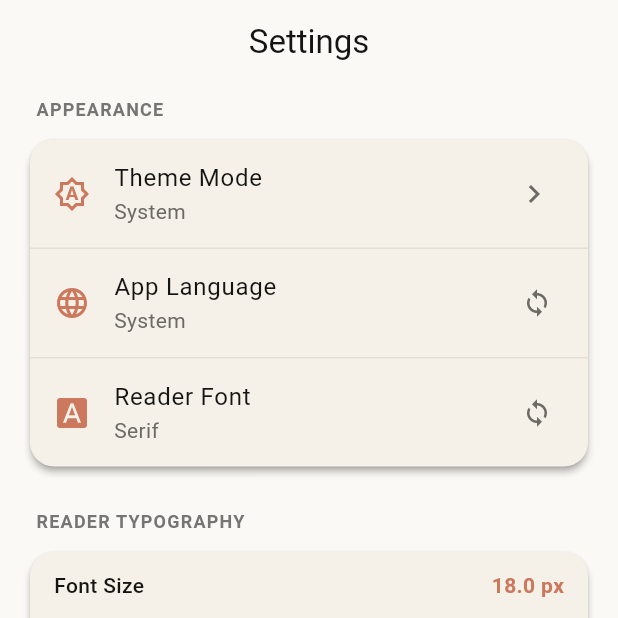
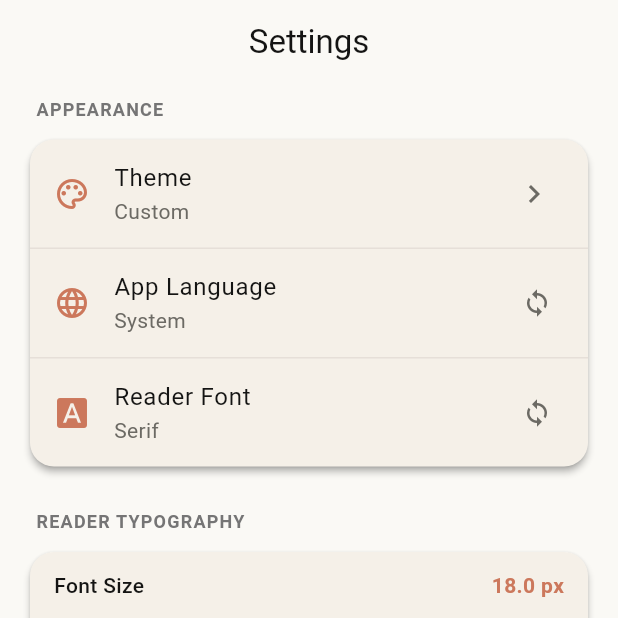
Before and after one commit to ParkSnoopy/Love, a Flutter app: the screen it shows after launch, item 4 of the bottom bar chosen, on a phone screen of 412 x 824 dp, the top half of it. Run offline on Flutter 3.47's test engine with Material 3 defaults, Android fonts, the phone set to English and light mode, and no system bars; our stand-ins replace flutter_riverpod, go_router, package_info_plus, share_plus; missing offline and left inert: file_selector, sqlite3; Roboto replaces fonts that are missing (NotoSerifCJK); statements that could not run were skipped.

Commit message:
Make Custom sole application theme
- feat(theme): Open Custom editor directly from Theme
- refactor(theme): Remove System and preset theme modes
- fix(configuration): Purge retired theme-mode preferences
- docs(theme): Describe Custom-only theme controls

```diff
--- a/lib/app/app_configuration.dart
+++ b/lib/app/app_configuration.dart
@@ -1,5 +1,4 @@
 abstract final class AppConfiguration {
-  static const appThemeModeKey = 'app_theme_mode';
   static const customThemeBaseKey = 'custom_theme_base';
   static const customThemePrimaryKey = 'custom_theme_primary';
   static const appLocaleCodeKey = 'app_locale_code';
@@ -15,7 +14,6 @@ abstract final class AppConfiguration {
   static const activeCommentaryFileKey = 'active_commentary_file';
   static const activeCommentaryNameKey = 'active_commentary_name';
 
-  static const appThemeModeDefault = 0;
   static const customThemeBaseDefault = 0;
   static const customThemePrimaryDefault = 0xFFCC785C;
   static const readerFontTypeDefault = 1;
@@ -27,7 +25,6 @@ abstract final class AppConfiguration {
   static const readerChapterDefault = 1;
 
   static const defaults = <String, Object?>{
-    appThemeModeKey: appThemeModeDefault,
     customThemeBaseKey: customThemeBaseDefault,
     customThemePrimaryKey: customThemePrimaryDefault,
     readerFontTypeKey: readerFontTypeDefault,
@@ -38,4 +35,6 @@ abstract final class AppConfiguration {
     readerBookIdKey: readerBookIdDefault,
     readerChapterKey: readerChapterDefault,
   };
+
+  static const removedKeys = <String>{'app_theme_mode'};
 }
--- a/lib/app/app_localizations.dart
+++ b/lib/app/app_localizations.dart
@@ -86,12 +86,8 @@ const _localizedValues = <String, Map<String, String>>{
     'setting': 'Setting',
     'settings': 'Settings',
     'appearance': 'Appearance',
-    'themeMode': 'Theme Mode',
+    'theme': 'Theme',
     'system': 'System',
-    'lightOrange': 'Light Orange',
-    'lightGreen': 'Light Green',
-    'darkOrange': 'Dark Orange',
-    'darkPurple': 'Dark Purple',
     'customTheme': 'Custom',
     'customThemeBase': 'Base',
     'lightBase': 'Light',
@@ -250,12 +246,8 @@ const _localizedValues = <String, Map<String, String>>{
     'setting': '설정',
     'settings': '설정',
     'appearance': '화면',
-    'themeMode': '테마 모드',
+    'theme': '테마',
     'system': '시스템',
-    'lightOrange': '라이트 오렌지',
-    'lightGreen': '라이트 그린',
-    'darkOrange': '다크 오렌지',
-    'darkPurple': '다크 퍼플',
     'customTheme': '사용자 지정',
     'customThemeBase': '기본 모드',
     'lightBase': '라이트',
@@ -406,12 +398,8 @@ const _localizedValues = <String, Map<String, String>>{
     'setting': '设置',
     'settings': '设置',
     'appearance': '外观',
-    'themeMode': '主题模式',
+    'theme': '主题',
     'system': '系统',
-    'lightOrange': '浅橙色',
-    'lightGreen': '浅绿色',
-    'darkOrange': '深橙色',
-    'darkPurple': '深紫色',
     'customTheme': '自定义',
     'customThemeBase': '基础模式',
     'lightBase': '浅色',
@@ -561,12 +549,8 @@ const _localizedValues = <String, Map<String, String>>{
     'setting': '設定',
     'settings': '設定',
     'appearance': '表示',
-    'themeMode': 'テーマモード',
+    'theme': 'テーマ',
     'system': 'システム',
-    'lightOrange': 'ライトオレンジ',
-    'lightGreen': 'ライトグリーン',
-    'darkOrange': 'ダークオレンジ',
-    'darkPurple': 'ダークパープル',
     'customTheme': 'カスタム',
     'customThemeBase': 'ベース',
     'lightBase': 'ライト',
--- a/lib/app/app_preferences.dart
+++ b/lib/app/app_preferences.dart
@@ -3,6 +3,7 @@ import 'dart:io';
 import 'package:path/path.dart' as p;
 
 import '../data/storage/app_storage.dart';
+import 'app_configuration.dart';
 import 'app_configuration_parser.dart';
 
 class AppPreferences {
@@ -42,7 +43,9 @@ class AppPreferences {
 
     final file = File(p.join(await _settingsDirPath(), 'preferences.json'));
     final values = await _readValues(file);
-    return _instance = AppPreferences._(file, values);
+    final preferences = AppPreferences._(file, values);
+    await preferences.removeAll(AppConfiguration.removedKeys);
+    return _instance = preferences;
   }
 
   static Future<String> _settingsDirPath() async {
@@ -95,7 +98,15 @@ class AppPreferences {
   }
 
   Future<void> remove(String key) async {
+    if (!_values.containsKey(key)) return;
     _values.remove(key);
+    await _save();
+  }
+
+  Future<void> removeAll(Set<String> keys) async {
+    final previousLength = _values.length;
+    _values.removeWhere((key, _) => keys.contains(key));
+    if (_values.length == previousLength) return;
     await _save();
   }
 
--- a/lib/app/app_theme.dart
+++ b/lib/app/app_theme.dart
@@ -1,10 +1,9 @@
 import 'package:flutter/material.dart';
 
-const _lightOrangePrimary = Color(0xFFCC785C);
-const _forestGreenPrimary = Color(0xFF228B22);
+const _defaultPrimary = Color(0xFFCC785C);
 
-const _lightOrangeColors = ColorScheme.light(
-  primary: _lightOrangePrimary,
+const _customLightColors = ColorScheme.light(
+  primary: _defaultPrimary,
   onPrimary: Color(0xFFFFFFFF),
   primaryContainer: Color(0xFFEFE9DE),
   onPrimaryContainer: Color(0xFF141413),
@@ -26,23 +25,12 @@ const _lightOrangeColors = ColorScheme.light(
   inverseSurface: Color(0xFF181715),
   onInverseSurface: Color(0xFFFAF9F5),
   inversePrimary: Color(0xFFE8A55A),
-  surfaceTint: _lightOrangePrimary,
+  surfaceTint: _defaultPrimary,
   surfaceContainerLowest: Color(0xFFFAF9F5),
   surfaceContainerLow: Color(0xFFF5F0E8),
   surfaceContainer: Color(0xFFEFE9DE),
   surfaceContainerHigh: Color(0xFFE8E0D2),
   surfaceContainerHighest: Color(0xFFE6DFD8),
-);
-
-ThemeData buildLightOrangeTheme(String fontFamily) =>
-    _buildLightTheme(fontFamily, _lightOrangeColors);
-
-ThemeData buildLightGreenTheme(String fontFamily) => _buildLightTheme(
-  fontFamily,
-  _lightOrangeColors.copyWith(
-    primary: _forestGreenPrimary,
-    surfaceTint: _forestGreenPrimary,
-  ),
 );
 
 ThemeData _buildLightTheme(String fontFamily, ColorScheme colors) {
@@ -61,22 +49,6 @@ ThemeData _buildLightTheme(String fontFamily, ColorScheme colors) {
   );
 }
 
-ThemeData buildDarkOrangeTheme(String fontFamily) {
-  final base = ThemeData.dark();
-  return base.copyWith(
-    colorScheme: base.colorScheme.copyWith(
-      primary: _lightOrangePrimary,
-      surfaceTint: _lightOrangePrimary,
-    ),
-    textTheme: base.textTheme.apply(fontFamily: fontFamily),
-  );
-}
-
-ThemeData buildDarkPurpleTheme(String fontFamily) {
-  final base = ThemeData.dark();
-  return base.copyWith(textTheme: base.textTheme.apply(fontFamily: fontFamily));
-}
-
 ThemeData buildCustomTheme(
   String fontFamily, {
   required Brightness brightness,
@@ -93,7 +65,7 @@ ThemeData buildCustomTheme(
   if (brightness == Brightness.light) {
     return _buildLightTheme(
       fontFamily,
-      _lightOrangeColors.copyWith(
+      _customLightColors.copyWith(
         primary: primary,
         onPrimary: onPrimary,
         primaryContainer: generated.primaryContainer,
--- a/lib/app/theme_controller.dart
+++ b/lib/app/theme_controller.dart
@@ -2,25 +2,6 @@ import 'package:flutter/material.dart';
 import 'package:flutter_riverpod/flutter_riverpod.dart';
 import 'app_configuration.dart';
 import 'app_preferences.dart';
-
-enum AppThemeMode {
-  system(0, ThemeMode.system),
-  lightOrange(1, ThemeMode.light),
-  lightGreen(3, ThemeMode.light),
-  darkOrange(4, ThemeMode.dark),
-  darkPurple(2, ThemeMode.dark),
-  custom(5, ThemeMode.light);
-
-  const AppThemeMode(this.storageIndex, this.materialThemeMode);
-
-  final int storageIndex;
-  final ThemeMode materialThemeMode;
-
-  static AppThemeMode fromStorageIndex(int index) => values.firstWhere(
-    (mode) => mode.storageIndex == index,
-    orElse: () => system,
-  );
-}
 
 enum CustomThemeBase {
   light(0, Brightness.light, ThemeMode.light),
@@ -45,49 +26,37 @@ enum CustomThemeBase {
 @immutable
 class AppThemeSettings {
   const AppThemeSettings({
-    required this.mode,
     required this.customBase,
     required this.customPrimaryValue,
   });
 
-  final AppThemeMode mode;
   final CustomThemeBase customBase;
   final int customPrimaryValue;
 
   static const defaults = AppThemeSettings(
-    mode: AppThemeMode.system,
     customBase: CustomThemeBase.light,
     customPrimaryValue: AppConfiguration.customThemePrimaryDefault,
   );
 
-  ThemeMode get materialThemeMode => mode == AppThemeMode.custom
-      ? customBase.materialThemeMode
-      : mode.materialThemeMode;
+  ThemeMode get materialThemeMode => customBase.materialThemeMode;
 
   AppThemeSettings copyWith({
-    AppThemeMode? mode,
     CustomThemeBase? customBase,
     int? customPrimaryValue,
   }) => AppThemeSettings(
-    mode: mode ?? this.mode,
     customBase: customBase ?? this.customBase,
     customPrimaryValue: customPrimaryValue ?? this.customPrimaryValue,
   );
 }
 
-final themeModeProvider =
-    AsyncNotifierProvider<ThemeModeController, AppThemeSettings>(
-      ThemeModeController.new,
-    );
+final themeProvider = AsyncNotifierProvider<ThemeController, AppThemeSettings>(
+  ThemeController.new,
+);
 
-class ThemeModeController extends AsyncNotifier<AppThemeSettings> {
+class ThemeController extends AsyncNotifier<AppThemeSettings> {
   @override
   Future<AppThemeSettings> build() async {
     final prefs = await AppPreferences.getInstance();
-    final mode = AppThemeMode.fromStorageIndex(
-      prefs.getInt(AppConfiguration.appThemeModeKey) ??
-          AppConfiguration.appThemeModeDefault,
-    );
     final customBase = CustomThemeBase.fromStorageIndex(
       prefs.getInt(AppConfiguration.customThemeBaseKey) ??
           AppConfiguration.customThemeBaseDefault,
@@ -96,29 +65,9 @@ class ThemeModeController extends AsyncNotifier<AppThemeSettings> {
       prefs.getInt(AppConfiguration.customThemePrimaryKey),
     );
     return AppThemeSettings(
-      mode: mode,
       customBase: customBase,
       customPrimaryValue: customPrimaryValue,
     );
-  }
-
-  Future<void> cycle() async {
-    final current = state.value ?? AppThemeSettings.defaults;
-    final next = switch (current.mode) {
-      AppThemeMode.system => AppThemeMode.lightOrange,
-      AppThemeMode.lightOrange => AppThemeMode.lightGreen,
-      AppThemeMode.lightGreen => AppThemeMode.darkOrange,
-      AppThemeMode.darkOrange => AppThemeMode.darkPurple,
-      AppThemeMode.darkPurple || AppThemeMode.custom => AppThemeMode.system,
-    };
-    await setMode(next);
-  }
-
-  Future<void> setMode(AppThemeMode mode) async {
-    final prefs = await AppPreferences.getInstance();
-    await prefs.setInt(AppConfiguration.appThemeModeKey, mode.storageIndex);
-    final current = state.requireValue;
-    state = AsyncData(current.copyWith(mode: mode));
   }
 
   Future<void> setCustomTheme({
@@ -130,14 +79,9 @@ class ThemeModeController extends AsyncNotifier<AppThemeSettings> {
     await prefs.setValues({
       AppConfiguration.customThemeBaseKey: base.storageIndex,
       AppConfiguration.customThemePrimaryKey: validatedPrimary,
-      AppConfiguration.appThemeModeKey: AppThemeMode.custom.storageIndex,
     });
     state = AsyncData(
-      AppThemeSettings(
-        mode: AppThemeMode.custom,
-        customBase: base,
-        customPrimaryValue: validatedPrimary,
-      ),
+      AppThemeSettings(customBase: base, customPrimaryValue: validatedPrimary),
     );
   }
 
--- a/lib/data/backup/app_data_backup_service.dart
+++ b/lib/data/backup/app_data_backup_service.dart
@@ -228,6 +228,7 @@ CREATE TABLE history (
       defaults: AppConfiguration.defaults,
       overrides: [current, importedPreferences],
     );
+    updated.removeWhere((key, _) => AppConfiguration.removedKeys.contains(key));
     return _configurationParser.encode(updated);
   }
 
--- a/lib/features/library/presentation/library_page.dart
+++ b/lib/features/library/presentation/library_page.dart
@@ -38,16 +38,6 @@ class _SettingPageState extends ConsumerState<SettingPage> {
   bool _appDataOperationActive = false;
   ReaderFontWeight? _pendingFontWeight;
 
-  String _themeLabel(AppLocalizations l10n, AppThemeMode mode) =>
-      switch (mode) {
-        AppThemeMode.system => l10n.t('system'),
-        AppThemeMode.lightOrange => l10n.t('lightOrange'),
-        AppThemeMode.lightGreen => l10n.t('lightGreen'),
-        AppThemeMode.darkOrange => l10n.t('darkOrange'),
-        AppThemeMode.darkPurple => l10n.t('darkPurple'),
-        AppThemeMode.custom => l10n.t('customTheme'),
-      };
-
   String _fontLabel(AppLocalizations l10n, FontType type) => switch (type) {
     FontType.sans => l10n.t('sansSerif'),
     FontType.serif => l10n.t('serif'),
@@ -75,15 +65,6 @@ class _SettingPageState extends ConsumerState<SettingPage> {
         _ => l10n.t('system'),
       };
 
-  IconData _themeIcon(AppThemeMode mode) => switch (mode) {
-    AppThemeMode.system => Icons.brightness_auto_outlined,
-    AppThemeMode.lightOrange ||
-    AppThemeMode.lightGreen => Icons.light_mode_outlined,
-    AppThemeMode.darkOrange ||
-    AppThemeMode.darkPurple => Icons.dark_mode_outlined,
-    AppThemeMode.custom => Icons.palette_outlined,
-  };
-
   IconData _fontIcon(FontType type) => switch (type) {
     FontType.sans => Icons.font_download_outlined,
     FontType.serif => Icons.font_download,
@@ -93,8 +74,7 @@ class _SettingPageState extends ConsumerState<SettingPage> {
   Widget build(BuildContext context) {
     final l10n = context.l10n;
     final themeSettings =
-        ref.watch(themeModeProvider).value ?? AppThemeSettings.defaults;
-    final themeMode = themeSettings.mode;
+        ref.watch(themeProvider).value ?? AppThemeSettings.defaults;
     final locale = ref.watch(appLocaleProvider).value;
     final fontType = ref.watch(fontTypeProvider).value ?? FontType.serif;
     final activeBibleAsync = ref.watch(activeBibleSelectionProvider);
@@ -132,11 +112,11 @@ class _SettingPageState extends ConsumerState<SettingPage> {
               children: [
                 ListTile(
                   leading: Icon(
-                    _themeIcon(themeMode),
+                    Icons.palette_outlined,
                     color: Theme.of(context).colorScheme.primary,
                   ),
-                  title: Text(l10n.t('themeMode')),
-                  subtitle: Text(_themeLabel(l10n, themeMode)),
+                  title: Text(l10n.t('theme')),
+                  subtitle: Text(l10n.t('customTheme')),
                   trailing: const Icon(Icons.chevron_right),
                   onTap: () => _showThemeSelection(themeSettings),
                 ),
@@ -524,15 +504,12 @@ class _SettingPageState extends ConsumerState<SettingPage> {
     );
     if (selection == null || !mounted) return;
 
-    final controller = ref.read(themeModeProvider.notifier);
-    if (selection.mode == AppThemeMode.custom) {
-      await controller.setCustomTheme(
-        base: selection.customBase,
-        primaryValue: selection.customPrimaryValue,
-      );
-      return;
-    }
-    await controller.setMode(selection.mode);
+    await ref
+        .read(themeProvider.notifier)
+        .setCustomTheme(
+          base: selection.customBase,
+          primaryValue: selection.customPrimaryValue,
+        );
   }
 
   Future<void> _showBibleSelection(BuildContext context) async {
@@ -663,7 +640,7 @@ class _SettingPageState extends ConsumerState<SettingPage> {
   }
 
   void _refreshImportedAppData() {
-    ref.invalidate(themeModeProvider);
+    ref.invalidate(themeProvider);
     ref.invalidate(appLocaleProvider);
     ref.invalidate(fontTypeProvider);
     ref.invalidate(readerSettingsProvider);
--- a/lib/features/library/presentation/theme_selection_sheet.dart
+++ b/lib/features/library/presentation/theme_selection_sheet.dart
@@ -24,27 +24,15 @@ class ThemeSelectionSheet extends StatefulWidget {
 }
 
 class _ThemeSelectionSheetState extends State<ThemeSelectionSheet> {
-  late AppThemeMode _mode;
   late CustomThemeBase _customBase;
   late int _customPrimaryValue;
 
   @override
   void initState() {
     super.initState();
-    _mode = widget.settings.mode;
     _customBase = widget.settings.customBase;
     _customPrimaryValue = widget.settings.customPrimaryValue;
   }
-
-  String _themeLabel(AppLocalizations l10n, AppThemeMode mode) =>
-      switch (mode) {
-        AppThemeMode.system => l10n.t('system'),
-        AppThemeMode.lightOrange => l10n.t('lightOrange'),
-        AppThemeMode.lightGreen => l10n.t('lightGreen'),
-        AppThemeMode.darkOrange => l10n.t('darkOrange'),
-        AppThemeMode.darkPurple => l10n.t('darkPurple'),
-        AppThemeMode.custom => l10n.t('customTheme'),
-      };
 
   @override
   Widget build(BuildContext context) {
@@ -57,25 +45,11 @@ class _ThemeSelectionSheetState extends State<ThemeSelectionSheet> {
           crossAxisAlignment: CrossAxisAlignment.stretch,
           children: [
             Text(
-              l10n.t('themeMode'),
+              l10n.t('customTheme'),
               style: Theme.of(context).textTheme.titleLarge,
               textAlign: TextAlign.center,
             ),
-            const SizedBox(height: 12),
-            for (final mode in AppThemeMode.values)
-              ListTile(
-                key: ValueKey('theme-mode-${mode.name}'),
-                contentPadding: EdgeInsets.zero,
-                leading: Icon(
-                  _mode == mode
-                      ? Icons.radio_button_checked
-                      : Icons.radio_button_unchecked,
-                ),
-                title: Text(_themeLabel(l10n, mode)),
-                onTap: () => setState(() => _mode = mode),
-              ),
-            if (_mode == AppThemeMode.custom) ...[
-              const Divider(),
+            const SizedBox(height: 20),
             Text(
               l10n.t('customThemeBase'),
               style: Theme.of(context).textTheme.titleSmall,
@@ -117,7 +91,6 @@ class _ThemeSelectionSheetState extends State<ThemeSelectionSheet> {
                   ),
               ],
             ),
-            ],
             const SizedBox(height: 20),
             Row(
               mainAxisAlignment: MainAxisAlignment.end,
@@ -131,7 +104,6 @@ class _ThemeSelectionSheetState extends State<ThemeSelectionSheet> {
                   onPressed: () => Navigator.pop(
                     context,
                     ThemeSelectionResult(
-                      mode: _mode,
                       customBase: _customBase,
                       customPrimaryValue: _customPrimaryValue,
                     ),
@@ -149,12 +121,10 @@ class _ThemeSelectionSheetState extends State<ThemeSelectionSheet> {
 
 class ThemeSelectionResult {
   const ThemeSelectionResult({
-    required this.mode,
     required this.customBase,
     required this.customPrimaryValue,
   });
 
-  final AppThemeMode mode;
   final CustomThemeBase customBase;
   final int customPrimaryValue;
 }
--- a/lib/main.dart
+++ b/lib/main.dart
@@ -57,8 +57,8 @@ class MyApp extends ConsumerWidget {
   Widget build(BuildContext context, WidgetRef ref) {
     ref.watch(userDataInitProvider);
     final themeSettings =
-        ref.watch(themeModeProvider).value ?? AppThemeSettings.defaults;
-    final themeMode = themeSettings.mode;
+        ref.watch(themeProvider).value ?? AppThemeSettings.defaults;
+
     final locale = ref.watch(appLocaleProvider).value;
     final fontType = ref.watch(fontTypeProvider).value ?? FontType.serif;
     final fontFamily = fontFamilyForType(fontType);
@@ -76,28 +76,16 @@ class MyApp extends ConsumerWidget {
         GlobalCupertinoLocalizations.delegate,
       ],
       themeMode: themeSettings.materialThemeMode,
-      theme: switch (themeMode) {
-        AppThemeMode.custom
-            when themeSettings.customBase == CustomThemeBase.light =>
-          buildCustomTheme(
+      theme: buildCustomTheme(
         fontFamily,
-            brightness: themeSettings.customBase.brightness,
+        brightness: Brightness.light,
         primary: Color(themeSettings.customPrimaryValue),
       ),
-        AppThemeMode.lightGreen => buildLightGreenTheme(fontFamily),
-        _ => buildLightOrangeTheme(fontFamily),
-      },
-      darkTheme: switch (themeMode) {
-        AppThemeMode.custom
-            when themeSettings.customBase == CustomThemeBase.dark =>
-          buildCustomTheme(
+      darkTheme: buildCustomTheme(
         fontFamily,
-            brightness: themeSettings.customBase.brightness,
+        brightness: Brightness.dark,
         primary: Color(themeSettings.customPrimaryValue),
       ),
-        AppThemeMode.darkOrange => buildDarkOrangeTheme(fontFamily),
-        _ => buildDarkPurpleTheme(fontFamily),
-      },
       routerConfig: router,
       builder: (context, child) {
         final mediaQuery = MediaQuery.of(context);
```
Also changed, not shown: lib/app/app_configuration_migrator.dart (+6 -1 lines), 7 other files. Lines whose indentation alone changed are shown as unchanged.
